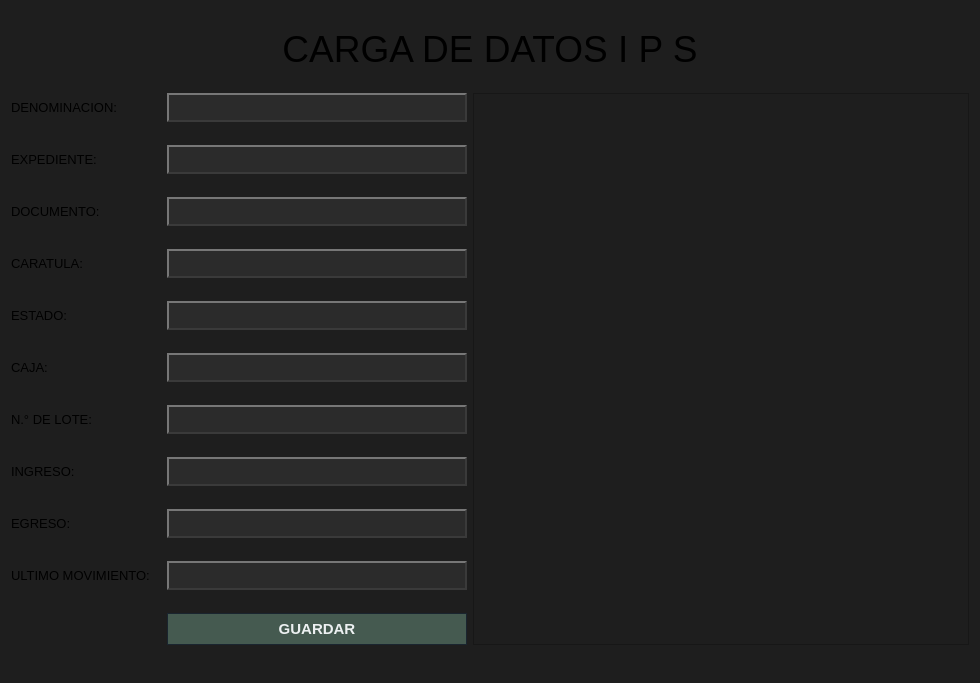
Old version of the form ui/plantilla_ips.ui in the repository Musthia/base-deposito.
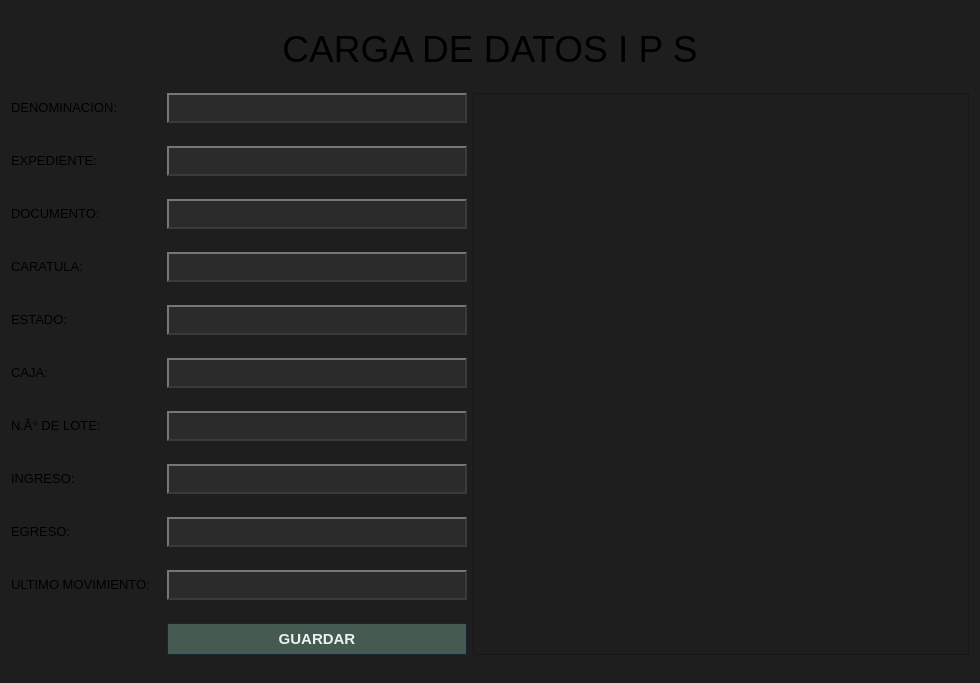
New version of the form.

```diff
--- a/ui/plantilla_ips.ui
+++ b/ui/plantilla_ips.ui
@@ -172,7 +172,7 @@
      </property>
      <property name="font">
       <font>
-       <family>Tahoma</family>
+       <family>Segoe UI</family>
        <pointsize>10</pointsize>
        <bold>false</bold>
        <kerning>true</kerning>
@@ -189,7 +189,7 @@
 </string>
      </property>
      <property name="text">
-      <string>N.° DE LOTE:</string>
+      <string>N.Â° DE LOTE:</string>
      </property>
      <property name="alignment">
       <set>Qt::AlignmentFlag::AlignLeading|Qt::AlignmentFlag::AlignLeft|Qt::AlignmentFlag::AlignVCenter</set>
@@ -351,7 +351,7 @@
      </property>
      <property name="font">
       <font>
-       <family>Tahoma</family>
+       <family>Segoe UI</family>
        <pointsize>10</pointsize>
        <bold>false</bold>
        <kerning>true</kerning>
@@ -602,7 +602,7 @@
   
     padding: 4px 10px;
     color:  #e0e0e0;
-    font-size: 13px;
+    font-size: 14px;
 /* relieve simulado */
     border-top-color: #777777;
     border-left-color: #777777;
@@ -772,7 +772,7 @@
      </property>
      <property name="font">
       <font>
-       <family>Tahoma</family>
+       <family>Segoe UI</family>
        <pointsize>10</pointsize>
        <bold>false</bold>
        <kerning>true</kerning>
@@ -951,7 +951,7 @@
      </property>
      <property name="font">
       <font>
-       <family>Tahoma</family>
+       <family>Segoe UI</family>
        <pointsize>10</pointsize>
        <bold>false</bold>
        <kerning>true</kerning>
@@ -1202,7 +1202,7 @@
   
     padding: 4px 10px;
     color:  #e0e0e0;
-    font-size: 13px;
+    font-size: 14px;
 /* relieve simulado */
     border-top-color: #777777;
     border-left-color: #777777;
@@ -1444,7 +1444,7 @@
   
     padding: 4px 10px;
     color:  #e0e0e0;
-    font-size: 13px;
+    font-size: 14px;
 /* relieve simulado */
     border-top-color: #777777;
     border-left-color: #777777;
@@ -1686,7 +1686,7 @@
   
     padding: 4px 10px;
     color:  #e0e0e0;
-    font-size: 13px;
+    font-size: 14px;
 /* relieve simulado */
     border-top-color: #777777;
     border-left-color: #777777;
@@ -1921,7 +1921,7 @@
   
     padding: 4px 10px;
     color:  #e0e0e0;
-    font-size: 13px;
+    font-size: 14px;
 /* relieve simulado */
     border-top-color: #777777;
     border-left-color: #777777;
@@ -2354,7 +2354,7 @@
   
     padding: 4px 10px;
     color:  #e0e0e0;
-    font-size: 13px;
+    font-size: 14px;
 /* relieve simulado */
     border-top-color: #777777;
     border-left-color: #777777;
@@ -2524,7 +2524,7 @@
      </property>
      <property name="font">
       <font>
-       <family>Tahoma</family>
+       <family>Segoe UI</family>
        <pointsize>10</pointsize>
        <bold>false</bold>
        <kerning>true</kerning>
@@ -2775,7 +2775,7 @@
   
     padding: 4px 10px;
     color:  #e0e0e0;
-    font-size: 13px;
+    font-size: 14px;
 /* relieve simulado */
     border-top-color: #777777;
     border-left-color: #777777;
@@ -3010,7 +3010,7 @@
   
     padding: 4px 10px;
     color:  #e0e0e0;
-    font-size: 13px;
+    font-size: 14px;
 /* relieve simulado */
     border-top-color: #777777;
     border-left-color: #777777;
@@ -3319,7 +3319,7 @@
      </property>
      <property name="font">
       <font>
-       <family>Tahoma</family>
+       <family>Segoe UI</family>
        <pointsize>10</pointsize>
        <bold>false</bold>
        <kerning>true</kerning>
@@ -3498,7 +3498,7 @@
      </property>
      <property name="font">
       <font>
-       <family>Tahoma</family>
+       <family>Segoe UI</family>
        <pointsize>10</pointsize>
        <bold>false</bold>
        <kerning>true</kerning>
@@ -3677,7 +3677,7 @@
      </property>
      <property name="font">
       <font>
-       <family>Tahoma</family>
+       <family>Segoe UI</family>
        <pointsize>10</pointsize>
        <bold>false</bold>
        <kerning>true</kerning>
@@ -3931,7 +3931,7 @@
   
     padding: 4px 10px;
     color:  #e0e0e0;
-    font-size: 13px;
+    font-size: 14px;
 /* relieve simulado */
     border-top-color: #777777;
     border-left-color: #777777;
@@ -4101,7 +4101,7 @@
      </property>
      <property name="font">
       <font>
-       <family>Tahoma</family>
+       <family>Segoe UI</family>
        <pointsize>10</pointsize>
        <bold>false</bold>
        <kerning>true</kerning>
@@ -4352,7 +4352,7 @@
   
     padding: 4px 10px;
     color:  #e0e0e0;
-    font-size: 13px;
+    font-size: 14px;
 /* relieve simulado */
     border-top-color: #777777;
     border-left-color: #777777;
```
Left out of the diff: 27 changed lines with no effect on the pictures.
